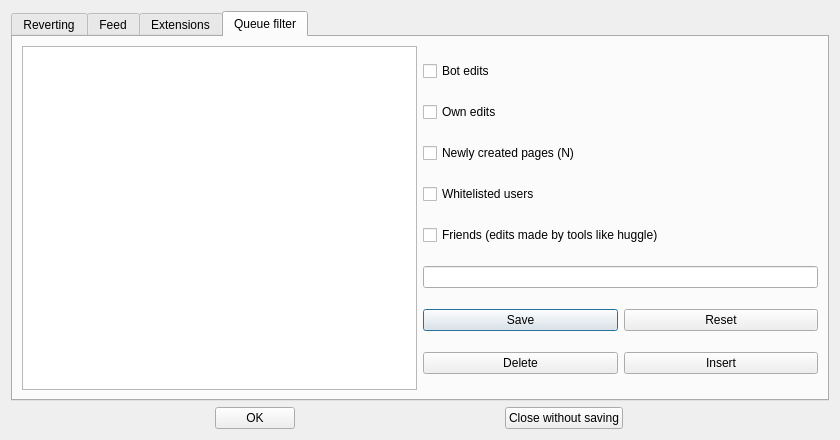
Above: huggle/preferences.ui from huggle/huggle3-qt-lx before the change. Below: the same form after it.
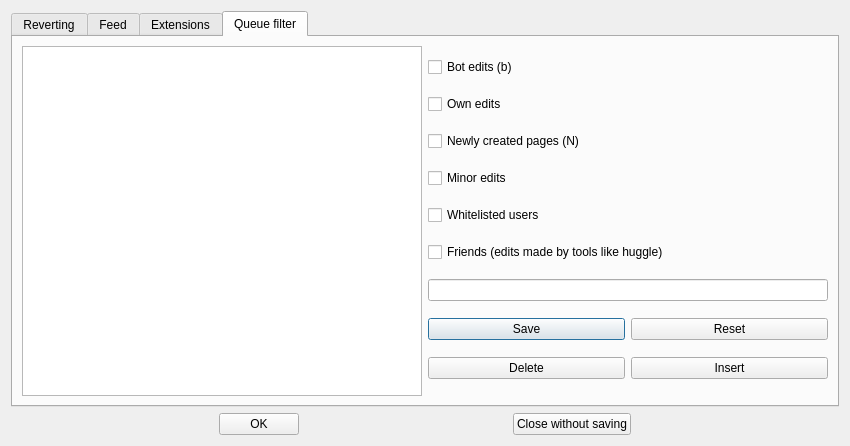
That is the form after the change. The open tabs and pages were chosen to show the change.

Diff of the .ui file:
```diff
--- a/huggle/preferences.ui
+++ b/huggle/preferences.ui
@@ -6,8 +6,8 @@
    <rect>
     <x>0</x>
     <y>0</y>
-    <width>840</width>
-    <height>440</height>
+    <width>850</width>
+    <height>446</height>
    </rect>
   </property>
   <property name="sizePolicy">
@@ -179,7 +179,7 @@
             </size>
            </property>
            <property name="text">
-            <string>Bot edits</string>
+            <string notr="true">Bot edits (b)</string>
            </property>
           </widget>
          </item>
@@ -203,6 +203,13 @@
            </property>
           </widget>
          </item>
+         <item>
+          <widget class="QCheckBox" name="checkBox_13">
+           <property name="text">
+            <string>Minor edits</string>
+           </property>
+          </widget>
+         </item>
          <item>
           <widget class="QCheckBox" name="checkBox_9">
            <property name="text">
```
Left out of the diff: 2 changed lines with no effect on the pictures.
